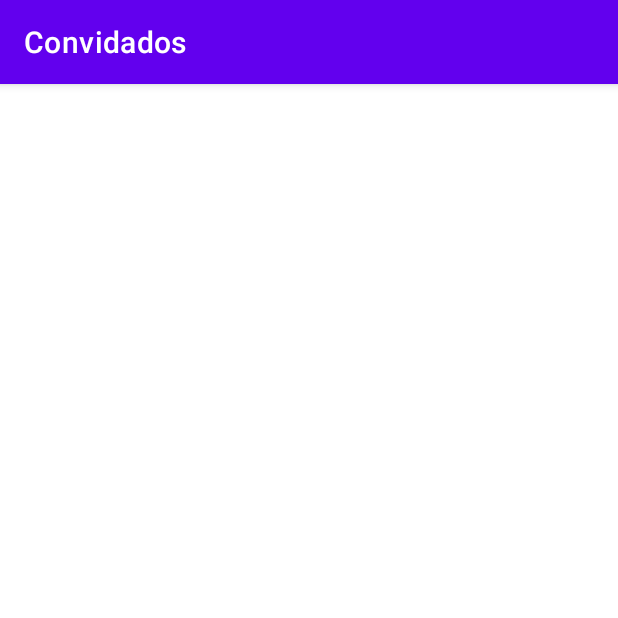
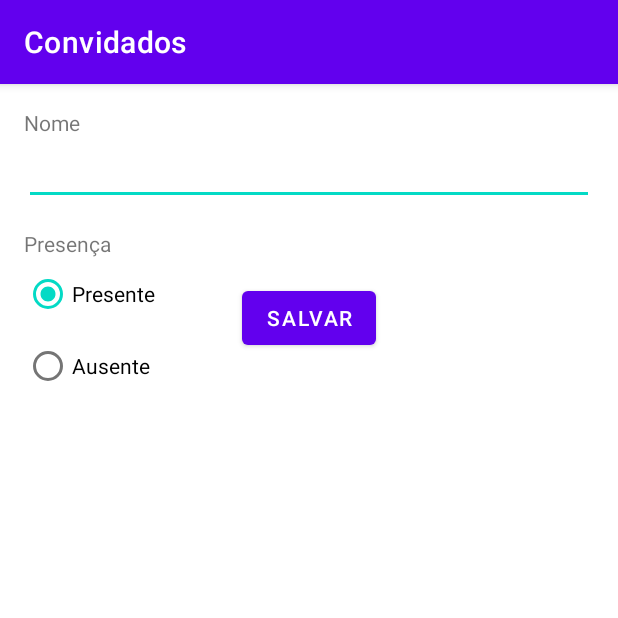
Before and after one commit to LeandroSilva1978/Aplicativo-Convidados, an Android app: the GuestFormActivity screen opened directly, with no data from a screen before it, on a phone screen of 412 x 824 dp, the top half of it. Run offline under Robolectric (Android 15) with nearby library versions, the phone set to English and light mode, and no system bars.

Commit message:
Atualização

```diff
--- a/app/src/main/java/com/example/convidados/GuestFormActivity.kt
+++ b/app/src/main/java/com/example/convidados/GuestFormActivity.kt
@@ -2,10 +2,32 @@ package com.example.convidados
 
 import androidx.appcompat.app.AppCompatActivity
 import android.os.Bundle
+import android.os.Parcel
+import android.os.Parcelable
+import android.view.View
+import androidx.lifecycle.ViewModelProvider
+import com.example.convidados.databinding.ActivityGuestFormBinding
 
-class GuestFormActivity : AppCompatActivity() {
+
+class GuestFormActivity : AppCompatActivity(), View.OnClickListener {
+    private lateinit var binding: ActivityGuestFormBinding
+    private lateinit var viewModel: GuestFormViewModel
+
     override fun onCreate(savedInstanceState: Bundle?) {
         super.onCreate(savedInstanceState)
-        setContentView(R.layout.activity_guest_form)
+
+        binding = ActivityGuestFormBinding.inflate(layoutInflater)
+        setContentView(binding.root)
+
+        viewModel = ViewModelProvider(this).get(GuestFormViewModel::class.java)
+
+        binding.buttonSave.setOnClickListener(this)
+        binding.radioPresent.isChecked = true
+    }
+
+    override fun onClick(v: View) {
+        if (v.id == R.id.button_save) {
+
+        }
     }
 }
--- /dev/null
+++ b/app/src/main/java/com/example/convidados/GuestFormViewModel.kt
@@ -0,0 +1,7 @@
+package com.example.convidados
+
+import androidx.lifecycle.ViewModel
+
+class GuestFormViewModel : ViewModel() {
+
+}
--- a/app/src/main/res/layout/activity_guest_form.xml
+++ b/app/src/main/res/layout/activity_guest_form.xml
@@ -4,6 +4,67 @@
     xmlns:tools="http://schemas.android.com/tools"
     android:layout_width="match_parent"
     android:layout_height="match_parent"
+    android:padding="16dp"
     tools:context=".GuestFormActivity">
 
+    <TextView
+        android:id="@+id/text_name"
+        android:layout_width="0dp"
+        android:text="Nome"
+        android:layout_height="wrap_content"
+        app:layout_constraintEnd_toEndOf="parent"
+        app:layout_constraintStart_toStartOf="parent"
+        app:layout_constraintTop_toTopOf="parent" />
+
+    <EditText
+        android:id="@+id/edit_name"
+        app:layout_constraintTop_toBottomOf="@id/text_name"
+        android:layout_width="0dp"
+        app:layout_constraintEnd_toEndOf="parent"
+        app:layout_constraintStart_toStartOf="parent"
+        android:layout_height="wrap_content" />
+
+    <TextView
+        android:id="@+id/text_present"
+        android:layout_width="0dp"
+        android:layout_marginTop="16dp"
+        android:text="Presença"
+        android:layout_height="wrap_content"
+        app:layout_constraintEnd_toEndOf="parent"
+        app:layout_constraintStart_toStartOf="parent"
+        app:layout_constraintTop_toBottomOf="@id/edit_name" />
+
+    <RadioGroup
+        android:id="@+id/radio_confirmation"
+        android:layout_width="wrap_content"
+        android:layout_height="wrap_content"
+        app:layout_constraintStart_toStartOf="parent"
+        app:layout_constraintTop_toBottomOf="@id/text_present" />
+
+    <RadioButton
+        android:id="@+id/radio_present"
+        android:layout_width="wrap_content"
+        android:layout_height="wrap_content"
+        android:text="Presente"
+        app:layout_constraintStart_toStartOf="parent"
+        app:layout_constraintTop_toBottomOf="@id/text_present" />
+
+    <RadioButton
+        android:id="@+id/radio_absent"
+        android:layout_width="wrap_content"
+        android:layout_height="wrap_content"
+        android:text="Ausente"
+        app:layout_constraintStart_toStartOf="parent"
+        app:layout_constraintTop_toBottomOf="@id/radio_present" />
+
+    <Button
+        android:id="@+id/button_save"
+        android:layout_width="wrap_content"
+        android:layout_height="wrap_content"
+        android:text="Salvar"
+        android:layout_marginTop="16dp"
+        app:layout_constraintEnd_toEndOf="parent"
+        app:layout_constraintStart_toStartOf="parent"
+        app:layout_constraintTop_toBottomOf="@id/radio_confirmation" />
+
 </androidx.constraintlayout.widget.ConstraintLayout>
```
